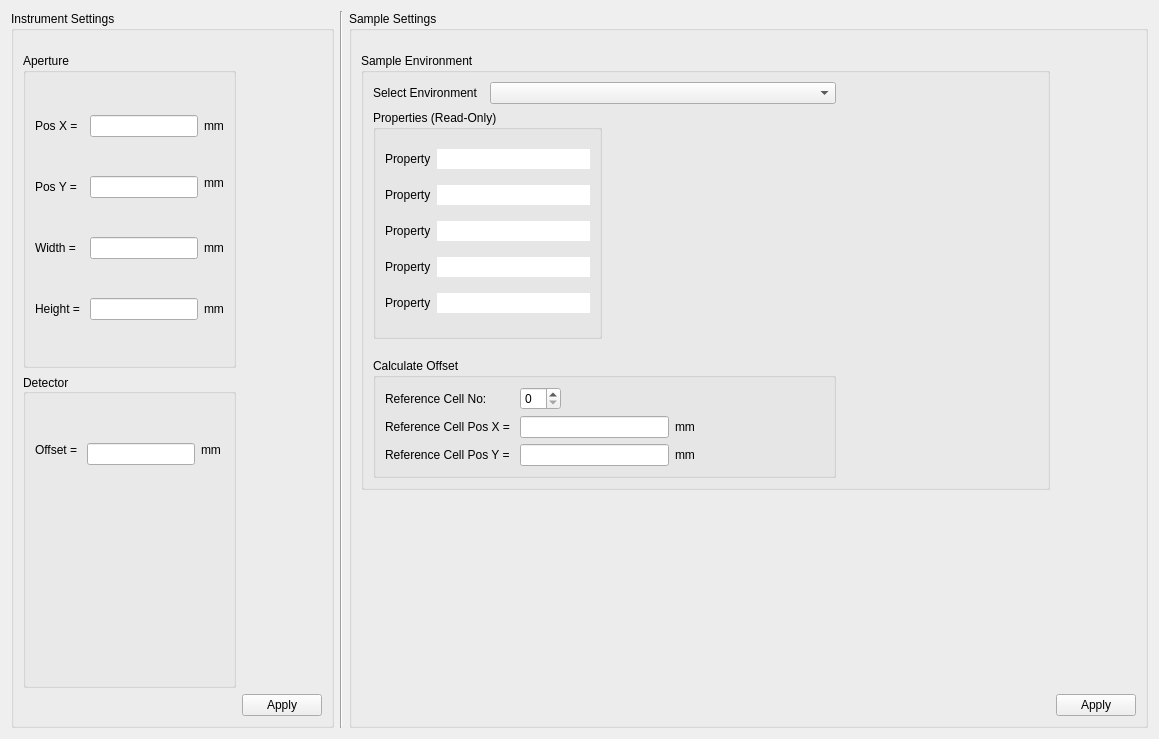
Above: nicos_ess/loki/gui/ui_files/exp_config.ui from jfkcooper/nicos before the change. Below: the same form after it.
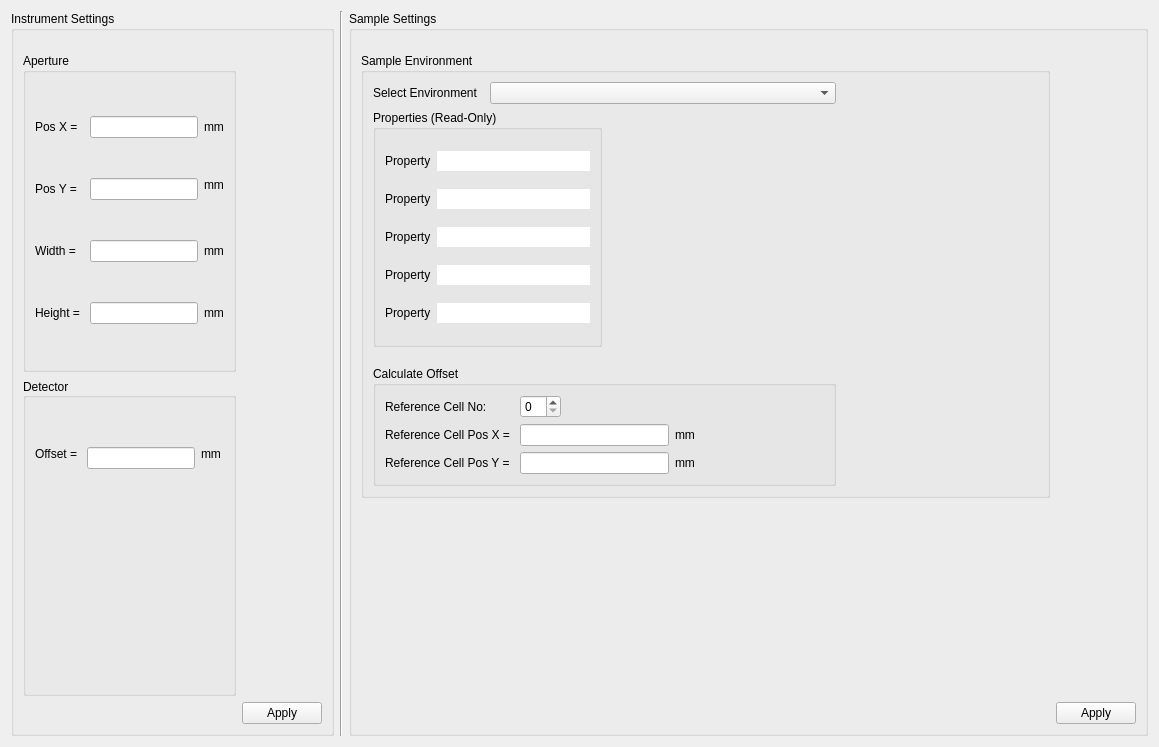
That is the form after the change.

Commit message: Make cell position offsets read-only

Patch:
```diff
--- a/nicos_ess/loki/gui/ui_files/exp_config.ui
+++ b/nicos_ess/loki/gui/ui_files/exp_config.ui
@@ -7,7 +7,7 @@
     <x>0</x>
     <y>0</y>
     <width>1159</width>
-    <height>739</height>
+    <height>747</height>
    </rect>
   </property>
   <property name="windowTitle">
@@ -290,6 +290,9 @@
               <property name="layoutDirection">
                <enum>Qt::RightToLeft</enum>
               </property>
+              <property name="readOnly">
+               <bool>true</bool>
+              </property>
              </widget>
             </item>
             <item row="1" column="2">
@@ -311,6 +314,9 @@
               <property name="layoutDirection">
                <enum>Qt::RightToLeft</enum>
               </property>
+              <property name="readOnly">
+               <bool>true</bool>
+              </property>
              </widget>
             </item>
             <item row="2" column="2">
```
